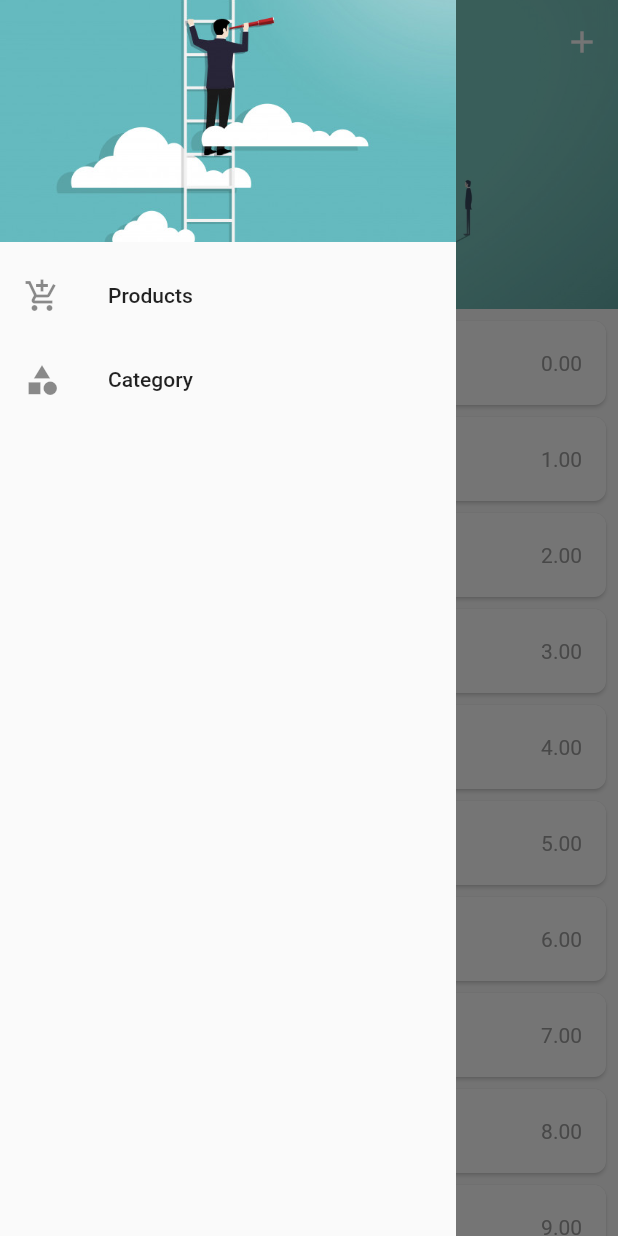
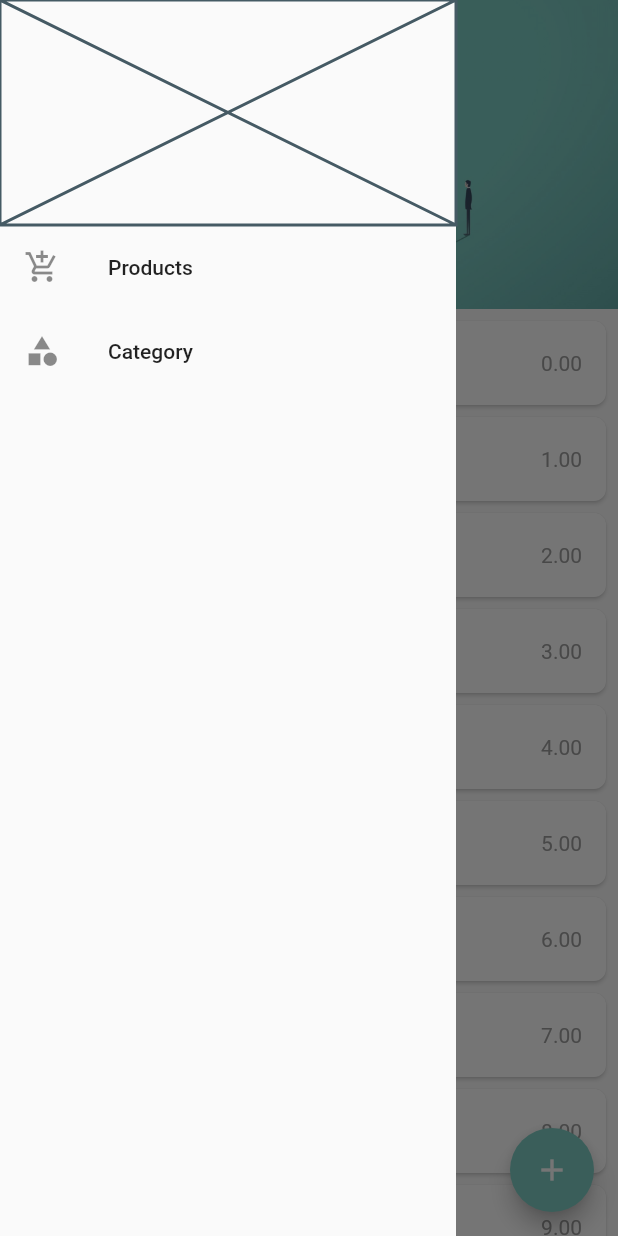
Before and after one commit to naing-pyae-hlyan/products, a Flutter app: the screen it shows after launch, with the side drawer open, on a phone screen of 412 x 824 dp. Run offline on Flutter 3.47's test engine with Material 2 defaults, Android fonts, the phone set to English and light mode, and no system bars; our stand-ins replace sqflite; missing offline and left inert: random_color; accounts and stored records are empty.

Commit message:
category store to DB with color code

```diff
--- a/lib/data/database_helper.dart
+++ b/lib/data/database_helper.dart
@@ -1,6 +1,5 @@
 import 'package:path/path.dart';
 import 'package:products_app/data/category_table.dart';
-import 'package:products_app/export.dart';
 import 'package:sqflite/sqflite.dart';
 
 class DatabaseHelper {
--- a/lib/models/category_model.dart
+++ b/lib/models/category_model.dart
@@ -2,14 +2,17 @@ import 'package:products_app/data/category_table.dart';
 
 class CategoryModel {
   String categoryName;
+  String categoryColor;
 
-  CategoryModel({this.categoryName});
+  CategoryModel({this.categoryName, this.categoryColor});
 
-  set setCategory(String item) => this.categoryName = item;
+  set setCategoryName(String item) => this.categoryName = item;
+  set setCategoryColor(String color) => this.categoryColor = color;
 
   Map<String, dynamic> toMap() {
     return {
-      CATEGORY_NAME : categoryName
+      CATEGORY_NAME : this.categoryName,
+      CATEGORY_COLOR : this.categoryColor
     };
   }
 }
--- a/lib/screens/category_screen.dart
+++ b/lib/screens/category_screen.dart
@@ -51,7 +51,6 @@ class CategoryScreen extends StatelessWidget {
           }
 
           if (snapshot.hasData) {
-            // List<CategoryModel> categoryList = List();
             if (snapshot.data is List<CategoryModel>) {
               return SliverGrid(
                   gridDelegate: SliverGridDelegateWithFixedCrossAxisCount(
@@ -86,7 +85,8 @@ class CategoryScreen extends StatelessWidget {
           children: [
             SizedBox(height: 8.0),
             CircleAvatar(
-              backgroundColor: ThemesColor.randomColor(),
+              backgroundColor:
+                  ThemesColor.colorConvert(category[index].categoryColor),
               radius: 32,
             ),
             SizedBox(height: 8.0),
--- a/lib/screens/drawer_screen.dart
+++ b/lib/screens/drawer_screen.dart
@@ -12,14 +12,17 @@ class DrawerScreen extends StatelessWidget {
       elevation: 0,
       child: ListView(
         children: [
-          DrawerHeader(
-            decoration: BoxDecoration(color: ThemesColor.primaryColor,
-            image: DecorationImage(
-              fit: BoxFit.cover,
-              image: ExactAssetImage('assets/images/drawer_image.jpg')
-            )),
-            child: Container(),
-          ),
+           Placeholder(
+             fallbackHeight: 150,
+           ),
+          // DrawerHeader(
+          //   decoration: BoxDecoration(color: ThemesColor.primaryColor,
+          //   image: DecorationImage(
+          //     fit: BoxFit.cover,
+          //     image: ExactAssetImage('assets/images/drawer_image.jpg')
+          //   )),
+          //   child: Container(),
+          // ),
           ListTile(
             title: Text('Products'),
             leading: Icon(Icons.add_shopping_cart),
--- a/lib/screens/product_screen.dart
+++ b/lib/screens/product_screen.dart
@@ -2,7 +2,6 @@ import 'package:flutter/material.dart';
 import 'package:products_app/export.dart';
 import 'package:products_app/providers/refresh_provider.dart';
 import 'package:provider/provider.dart';
-
 
 class BaseProductScreen extends StatelessWidget {
   @override
@@ -26,6 +25,8 @@ class ProductScreen extends StatelessWidget {
         slivers: <Widget>[_sliverAppBar(context), _sliverListWidget(context)],
       ),
       drawer: DrawerScreen(),
+      floatingActionButtonLocation: FloatingActionButtonLocation.endFloat,
+      floatingActionButton: _fabAddProduct(context),
     );
   }
 
@@ -38,14 +39,13 @@ class ProductScreen extends StatelessWidget {
         background:
             Image.asset('assets/images/products_image.jpg', fit: BoxFit.cover),
       ),
-      actions: [
-        IconButton(
-          icon: Icon(Icons.add, color: Colors.white),
-          onPressed: () {
-            productsBottomSheet(context);
-          },
-        )
-      ],
+    );
+  }
+
+  Widget _fabAddProduct(BuildContext context) {
+    return FloatingActionButton(
+      child: Icon(Icons.add, color: Colors.white),
+      onPressed: () => productsBottomSheet(context),
     );
   }
 
@@ -53,7 +53,8 @@ class ProductScreen extends StatelessWidget {
     List<ProductsModel> products = new List<ProductsModel>();
 
     for (int i = 0; i < 12; i++) {
-      ProductsModel product = ProductsModel(productName: 'A$i', productPrice: '$i.00');
+      ProductsModel product =
+          ProductsModel(productName: 'A$i', productPrice: '$i.00');
       products.add(product);
     }
 
@@ -65,7 +66,8 @@ class ProductScreen extends StatelessWidget {
     );
   }
 
-  Widget _listTiles(BuildContext context, List<ProductsModel> products, int index) {
+  Widget _listTiles(
+      BuildContext context, List<ProductsModel> products, int index) {
     return Card(
       margin: const EdgeInsets.only(left: 8.0, top: 8.0, right: 8.0),
       shadowColor: Colors.grey[200],
```
Also changed, not shown: lib/data/category_table.dart (+6 -2 lines), lib/utils/themes_color.dart (+16 -3 lines), lib/widgets/category_bottom_sheet_items.dart (+23 -8 lines).
